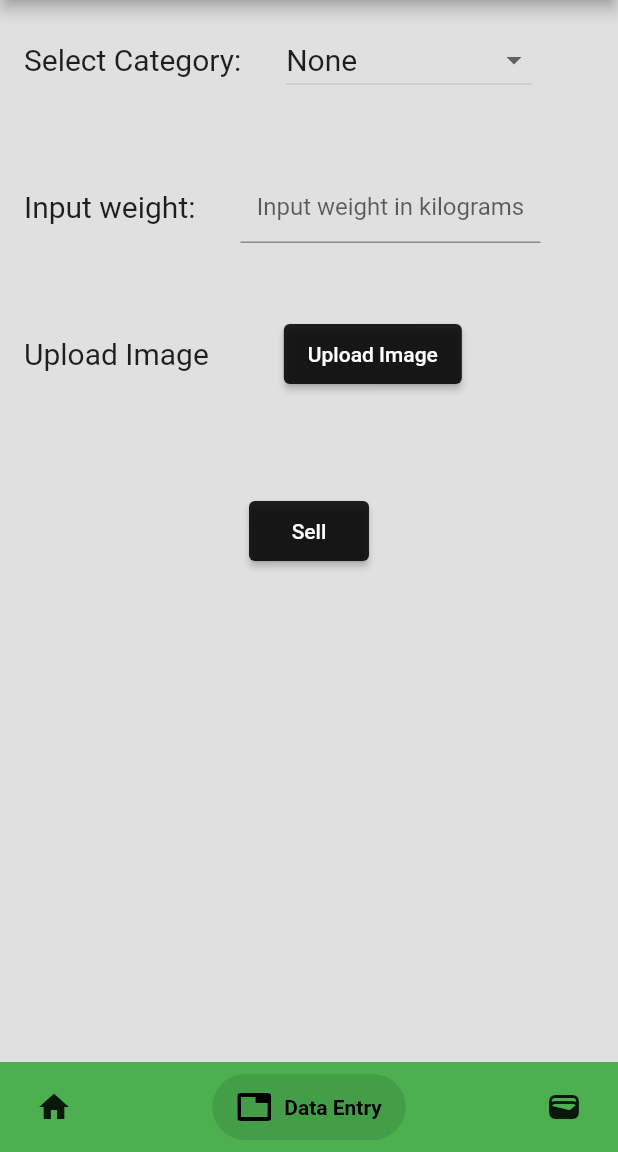
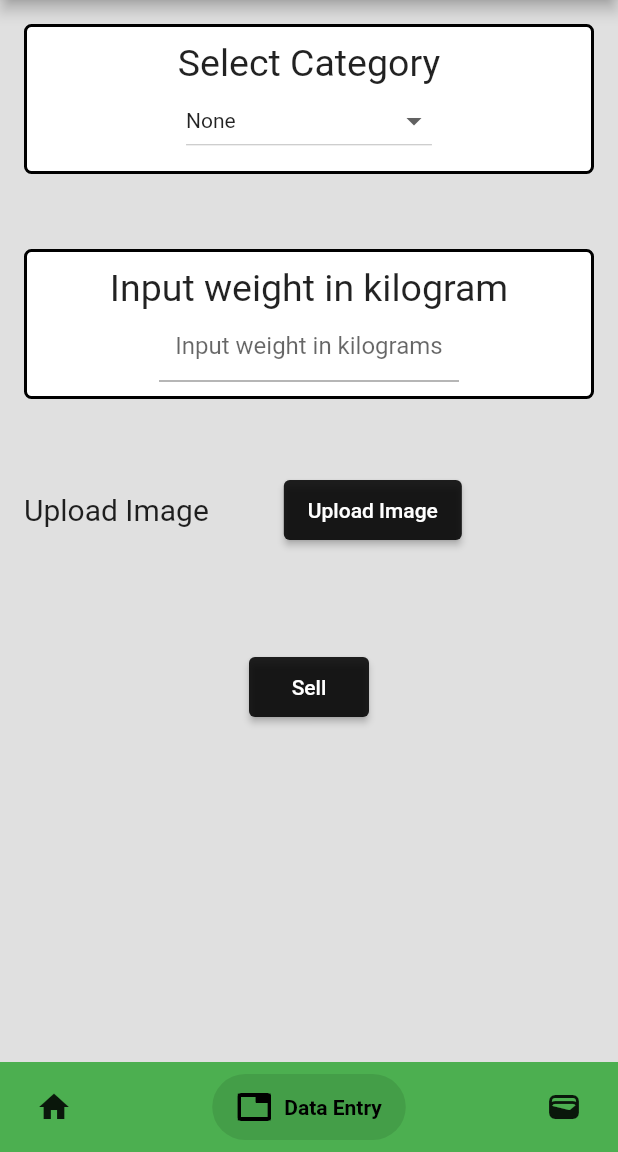
Before and after one commit to Aashutosh10/minorproject, a Flutter app: the screen it shows after launch, item 2 of the bottom bar chosen, on a phone screen of 412 x 824 dp, the part 84-1236 px from its top. Run offline on Flutter 3.47's test engine with Material 2 defaults, Android fonts, the phone set to English and light mode, and no system bars; drawn by our look-alikes of salomon_bottom_bar; our stand-ins replace flutter_rating_bar, image_picker.

Commit message:
Merge remote-tracking branch 'origin/main'

```diff
--- a/lib/dataentry.dart
+++ b/lib/dataentry.dart
@@ -1,9 +1,7 @@
-
+import 'package:flutter/material.dart';
 import 'dart:io';
-import 'package:prominor/sidebar.dart';
-import 'package:flutter/material.dart';
 import 'package:image_picker/image_picker.dart';
-
+import 'sidebar.dart';
 class DataEntryPage extends StatefulWidget {
   @override
   _DataEntryPageState createState() => _DataEntryPageState();
@@ -31,17 +29,27 @@ class _DataEntryPageState extends State<DataEntryPage> {
         backgroundColor: Colors.green,
         title: Text('Data Entry'),
       ),
-      body: Padding(
+      body: SingleChildScrollView(
         padding: const EdgeInsets.all(16.0),
         child: Column(
           mainAxisAlignment: MainAxisAlignment.start,
           crossAxisAlignment: CrossAxisAlignment.start,
           children: [
-            Row(
+            Container(
+              width: double.infinity,
+              height: 100,
+              decoration: BoxDecoration(
+                color: Colors.white,
+                border: Border.all(color: Colors.black, width: 2.0),
+                borderRadius: BorderRadius.circular(5.0),
+              ),
+              child: Column(
+                mainAxisAlignment: MainAxisAlignment.center,
                 children: [
                   Text(
-                  'Select Category:',
-                  style: TextStyle(fontSize: 20, color: Colors.black87),
+                    'Select Category'
+                        '',
+                    style: TextStyle(fontSize: 25, color: Colors.black87),
                   ),
                   SizedBox(width: 30),
                   DropdownButton(
@@ -58,17 +66,31 @@ class _DataEntryPageState extends State<DataEntryPage> {
                     items: _categories.map((category) {
                       return DropdownMenuItem<String>(
                         value: category,
-                      child: Text(category),
+                        child: Text(category,
+                          style: TextStyle(
+                            fontSize: 14.0,
+                          ),
+                        ),
                       );
                     }).toList(),
                   ),
                 ],
               ),
+            ),
             SizedBox(height: 50),
-            Row(
+            Container(
+              width: double.infinity,
+              height: 100,
+              decoration: BoxDecoration(
+                color: Colors.white,
+                border: Border.all(color: Colors.black, width: 2.0),
+                borderRadius: BorderRadius.circular(5.0),
+              ),
+              child: Column(
+                mainAxisAlignment: MainAxisAlignment.center,
                 children: [
-                Text('Input weight:',
-                    style: TextStyle(fontSize: 20, color: Colors.black87)),
+                  Text('Input weight in kilogram',
+                      style: TextStyle(fontSize: 25, color: Colors.black87)),
                   SizedBox(width: 30),
                   Center(
                     child: Container(
@@ -76,11 +98,13 @@ class _DataEntryPageState extends State<DataEntryPage> {
                       child: TextField(
                         textAlign: TextAlign.center,
                         decoration: InputDecoration(
-                          hintText: 'Input weight in kilograms', border: null),
+                            hintText: 'Input weight in kilograms',
+                            border: null),
                       ),
                     ),
                   )
                 ],
+              ),
             ),
             SizedBox(height: 50),
             Column(
@@ -111,8 +135,8 @@ class _DataEntryPageState extends State<DataEntryPage> {
                                         setState(() {
                                           file = File(pickedFile.path);
                                         });
-                                        Navigator.pop(context);
                                       }
+                                      Navigator.of(context).pop();
                                     },
                                     child: Text("Camera"),
                                   ),
@@ -124,10 +148,10 @@ class _DataEntryPageState extends State<DataEntryPage> {
                                         setState(() {
                                           file = File(pickedFile.path);
                                         });
-                                        Navigator.pop(context);
                                       }
+                                      Navigator.of(context).pop();
                                     },
-                                    child: Text("Files"),
+                                    child: Text("Gallery"),
                                   ),
                                 ],
                               );
@@ -169,7 +193,7 @@ class _DataEntryPageState extends State<DataEntryPage> {
                         return AlertDialog(
                           backgroundColor: Colors.blueAccent,
                           title: Text("Sell"),
-                          content: Text("You will get Npr ****"),
+                          content: Text("You will get Npr **"),
                           actions: [
                             ElevatedButton(
                               child: Text("Bargain"),
```
Also changed, not shown: lib/user.dart (+4 -4 lines), lib/wallet.dart (+47 -10 lines). Lines whose indentation alone changed are shown as unchanged.
